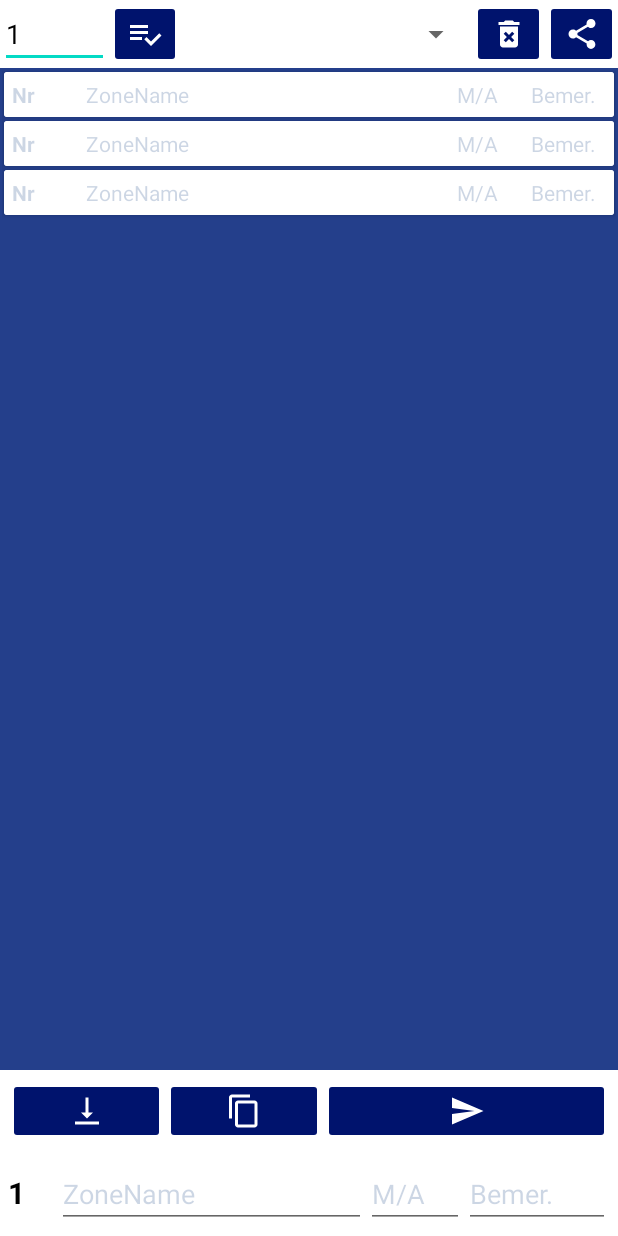
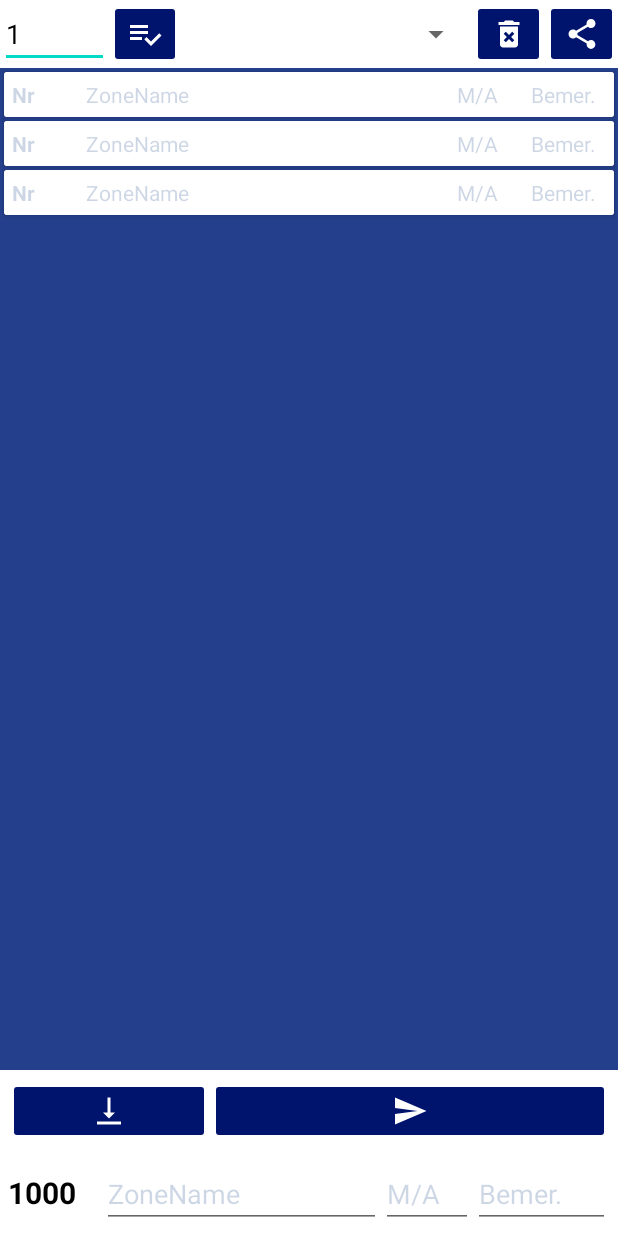
Before and after one commit to oscar40000/StefaTools, an Android app: the layout activity_main.xml on its own in the app's theme, with its tools: preview values and no code run, on a phone screen of 412 x 824 dp. Run offline under Robolectric (Android 15) with nearby library versions, the phone set to English and light mode, and no system bars.

Commit message:
new version

```diff
--- a/app/src/main/java/com/example/stefatools/Strefa.kt
+++ b/app/src/main/java/com/example/stefatools/Strefa.kt
@@ -4,5 +4,6 @@ data class Strefa(
     var numer: Int,
     var nazwa: String,
     var dlugosc: String,
-    var opis: String
+    var opis: String,
+    var aktualny: Int = 0
 )
--- a/app/src/main/res/layout/activity_main.xml
+++ b/app/src/main/res/layout/activity_main.xml
@@ -11,8 +11,8 @@
         android:id="@+id/gorna_belka"
         android:layout_width="match_parent"
         android:layout_height="wrap_content"
-        app:layout_constraintBottom_toTopOf="@id/recycler_view"
-        android:background="@color/white">
+        android:background="@color/white"
+        app:layout_constraintBottom_toTopOf="@id/recycler_view">
 
         <EditText
             android:id="@+id/wpisPiersza"
@@ -61,8 +61,6 @@
             app:backgroundTint="#00136d" />
 
 
-
-
     </LinearLayout>
 
     <androidx.recyclerview.widget.RecyclerView
@@ -72,8 +70,8 @@
         android:background="#243f8b"
         android:padding="1dp"
         android:scrollbarSize="10dp"
+        android:scrollbarStyle="insideOverlay"
         android:scrollbars="vertical"
-        android:scrollbarStyle="insideOverlay"
         app:layout_constraintBottom_toTopOf="@+id/przyciski_belka"
         app:layout_constraintTop_toTopOf="@id/gorna_belka"
         tools:layout_editor_absoluteX="0dp"
@@ -87,7 +85,6 @@
         app:layout_constraintBottom_toTopOf="@id/dolna_belka">
 
 
-
         <ImageButton
             android:layout_width="wrap_content"
             android:layout_height="wrap_content"
@@ -97,14 +94,14 @@
             android:src="@drawable/ic_bottom"
             app:backgroundTint="#00136d" />
 
-        <ImageButton
-            android:layout_width="wrap_content"
-            android:layout_height="wrap_content"
-            android:layout_weight="0.4"
-            android:hapticFeedbackEnabled="true"
-            android:onClick="kopiaNaDol"
-            android:src="@drawable/ic__copy"
-            app:backgroundTint="#00136d" />
+        //ImageButton
+        // android:layout_width="wrap_content"
+        // android:layout_height="wrap_content"
+        // android:layout_weight="0.4"
+        // android:hapticFeedbackEnabled="true"
+        // android:onClick="kopiaNaDol"
+        // android:src="@drawable/ic__copy"
+        // app:backgroundTint="#00136d" />
 
         <ImageButton
             android:layout_width="wrap_content"
@@ -121,17 +118,17 @@
         android:id="@+id/dolna_belka"
         android:layout_width="match_parent"
         android:layout_height="wrap_content"
+        android:background="@color/white"
         android:padding="5dp"
         app:layout_constraintBottom_toBottomOf="parent"
-        tools:layout_editor_absoluteX="-28dp"
-        android:background="@color/white">
+        tools:layout_editor_absoluteX="-28dp">
 
         <TextView
             android:id="@+id/wpisNumer"
             android:layout_width="wrap_content"
             android:layout_height="wrap_content"
             android:layout_weight="1"
-            android:text="1"
+            android:text="1000"
             android:textColor="#000000"
             android:textSize="20sp"
             android:textStyle="bold" />
@@ -164,8 +161,7 @@
             android:textColor="@color/black"
             android:textColorHighlight="#3300317A"
             android:textColorHint="#3300317A"
-            android:textColorLink="#00136d"
-            />
+            android:textColorLink="#00136d" />
 
         <AutoCompleteTextView
             android:id="@+id/wpisOpis"
--- a/app/src/main/res/layout/strefawiersz.xml
+++ b/app/src/main/res/layout/strefawiersz.xml
@@ -7,7 +7,7 @@
     <LinearLayout
 
         android:padding="5dp"
-        android:id="@+id/dolna_belka"
+        android:id="@+id/strefa_wiersz"
         android:layout_width="match_parent"
         android:layout_height="match_parent"
         android:clipToPadding="true"
```
Also changed, not shown: app/src/main/java/com/example/stefatools/ListaAdapter.kt (+22 -13 lines), app/src/main/java/com/example/stefatools/MainActivity.kt (+21 -4 lines).
